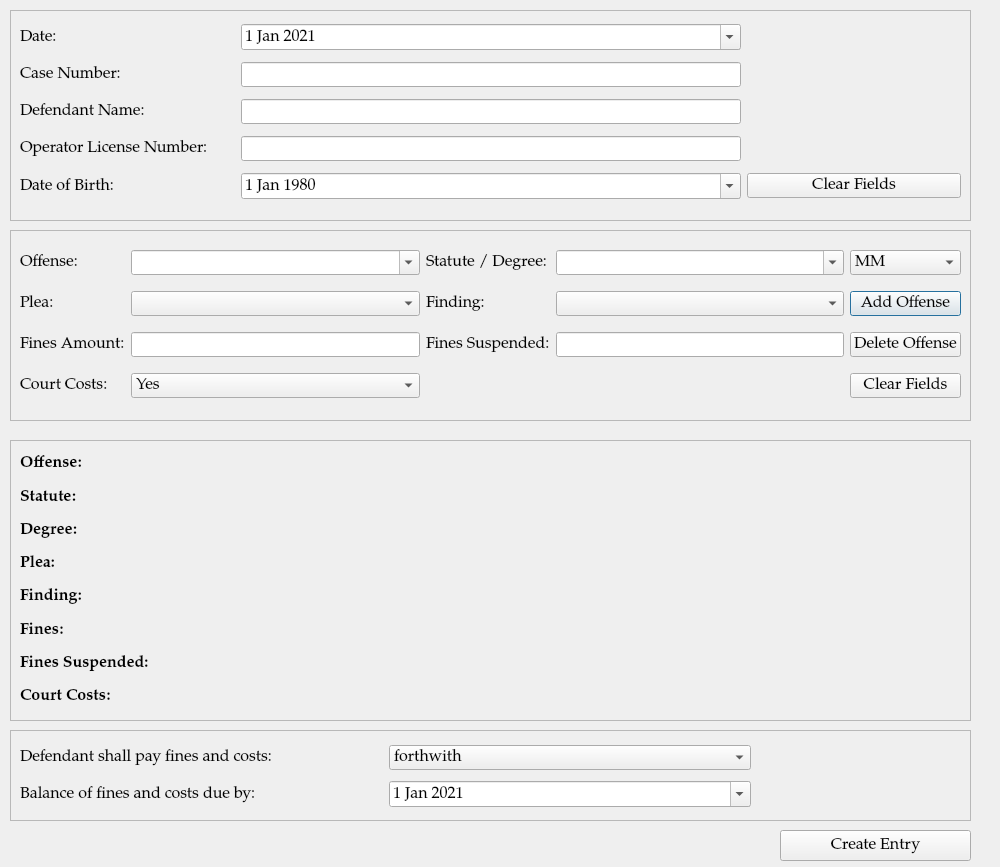
Qt form ui/TrafficCaseInformationDialog.ui (HunterProgram22/MuniEntry) before a commit.
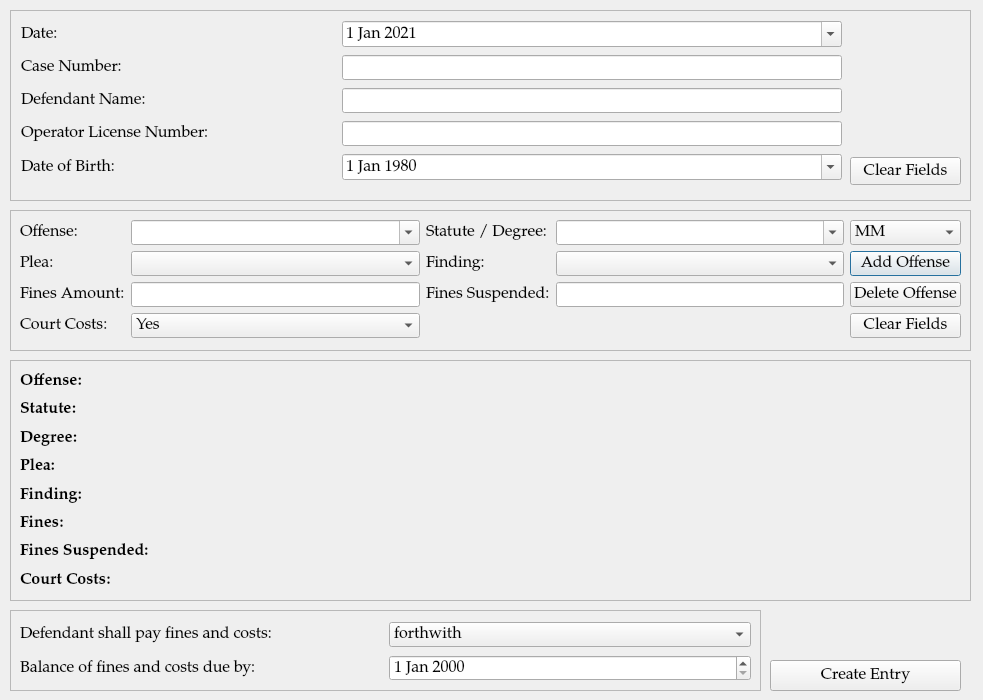
The same form after that commit.

Commit message: Cleaned up No Jail Traffic to almost full working condition.

The edit to the form file:
```diff
--- a/ui/TrafficCaseInformationDialog.ui
+++ b/ui/TrafficCaseInformationDialog.ui
@@ -9,14 +9,20 @@
    <rect>
     <x>0</x>
     <y>0</y>
-    <width>1000</width>
-    <height>867</height>
+    <width>983</width>
+    <height>700</height>
    </rect>
   </property>
   <property name="minimumSize">
    <size>
+    <width>500</width>
+    <height>350</height>
+   </size>
+  </property>
+  <property name="maximumSize">
+   <size>
     <width>1000</width>
-    <height>800</height>
+    <height>700</height>
    </size>
   </property>
   <property name="font">
@@ -35,9 +41,9 @@
    <property name="geometry">
     <rect>
      <x>10</x>
-     <y>230</y>
+     <y>210</y>
      <width>961</width>
-     <height>191</height>
+     <height>141</height>
     </rect>
    </property>
    <property name="frameShape">
@@ -55,7 +61,7 @@
       <x>10</x>
       <y>10</y>
       <width>941</width>
-      <height>171</height>
+      <height>121</height>
      </rect>
     </property>
     <layout class="QGridLayout" name="gridLayout">
@@ -283,9 +289,9 @@
    <property name="geometry">
     <rect>
      <x>10</x>
-     <y>440</y>
+     <y>360</y>
      <width>961</width>
-     <height>281</height>
+     <height>241</height>
     </rect>
    </property>
    <property name="frameShape">
@@ -303,7 +309,7 @@
       <x>10</x>
       <y>10</y>
       <width>941</width>
-      <height>260</height>
+      <height>221</height>
      </rect>
     </property>
     <layout class="QGridLayout" name="charges_gridLayout">
@@ -423,7 +429,7 @@
      <x>10</x>
      <y>10</y>
      <width>961</width>
-     <height>211</height>
+     <height>191</height>
     </rect>
    </property>
    <property name="frameShape">
@@ -435,16 +441,32 @@
    <property name="lineWidth">
     <number>2</number>
    </property>
+   <widget class="QPushButton" name="pushButton_2">
+    <property name="geometry">
+     <rect>
+      <x>840</x>
+      <y>147</y>
+      <width>111</width>
+      <height>28</height>
+     </rect>
+    </property>
+    <property name="focusPolicy">
+     <enum>Qt::NoFocus</enum>
+    </property>
+    <property name="text">
+     <string>Clear Fields</string>
+    </property>
+   </widget>
    <widget class="QWidget" name="">
     <property name="geometry">
      <rect>
-      <x>10</x>
-      <y>8</y>
-      <width>941</width>
-      <height>191</height>
+      <x>11</x>
+      <y>9</y>
+      <width>821</width>
+      <height>166</height>
      </rect>
     </property>
-    <layout class="QGridLayout" name="gridLayout_3" columnstretch="0,2,0">
+    <layout class="QGridLayout" name="gridLayout_3">
      <item row="0" column="0">
       <widget class="QLabel" name="label_3">
        <property name="text">
@@ -554,16 +576,6 @@
        </property>
       </widget>
      </item>
-     <item row="4" column="2">
-      <widget class="QPushButton" name="pushButton_2">
-       <property name="focusPolicy">
-        <enum>Qt::NoFocus</enum>
-       </property>
-       <property name="text">
-        <string>Clear Fields</string>
-       </property>
-      </widget>
-     </item>
     </layout>
    </widget>
   </widget>
@@ -571,9 +583,9 @@
    <property name="geometry">
     <rect>
      <x>10</x>
-     <y>730</y>
-     <width>961</width>
-     <height>91</height>
+     <y>610</y>
+     <width>751</width>
+     <height>81</height>
     </rect>
    </property>
    <property name="frameShape">
@@ -591,7 +603,7 @@
       <x>10</x>
       <y>10</y>
       <width>731</width>
-      <height>74</height>
+      <height>64</height>
      </rect>
     </property>
     <layout class="QGridLayout" name="gridLayout_2">
@@ -634,21 +646,7 @@
       </widget>
      </item>
      <item row="1" column="1">
-      <widget class="QDateEdit" name="balance_due_date">
-       <property name="dateTime">
-        <datetime>
-         <hour>0</hour>
-         <minute>0</minute>
-         <second>0</second>
-         <year>2021</year>
-         <month>1</month>
-         <day>1</day>
-        </datetime>
-       </property>
-       <property name="calendarPopup">
-        <bool>true</bool>
-       </property>
-      </widget>
+      <widget class="QDateEdit" name="balance_due_date"/>
      </item>
     </layout>
    </widget>
@@ -656,8 +654,8 @@
   <widget class="QPushButton" name="createEntryButton">
    <property name="geometry">
     <rect>
-     <x>780</x>
-     <y>830</y>
+     <x>770</x>
+     <y>660</y>
      <width>191</width>
      <height>31</height>
     </rect>
```
Left out of the diff: 210 changed lines with no effect on the pictures. The commit also changes 6 other files.
